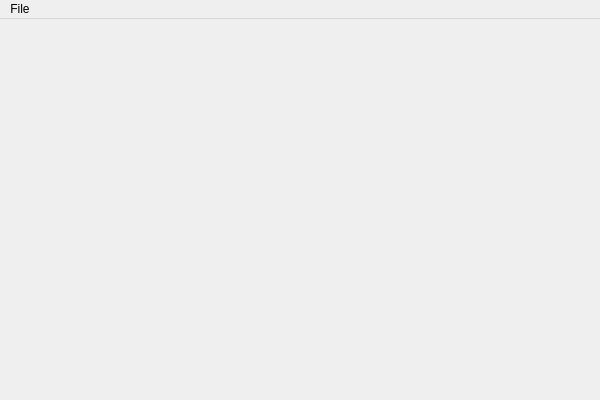
First picture: the form in source/mainwindow.ui, repository martin-kudlicka/roulette-bot, before the edit.
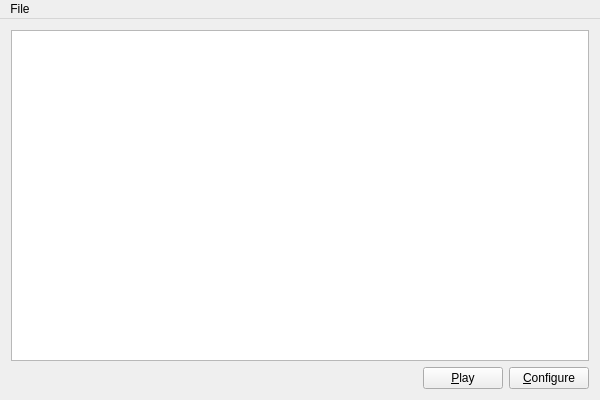
Second picture: the form after the edit.

Commit message: + fill casinos in tree view

Patch:
```diff
--- a/source/mainwindow.ui
+++ b/source/mainwindow.ui
@@ -13,7 +13,48 @@
   <property name="windowTitle">
    <string>Roulette Bot</string>
   </property>
-  <widget class="QWidget" name="centralWidget"/>
+  <widget class="QWidget" name="centralWidget">
+   <layout class="QVBoxLayout" name="verticalLayout">
+    <item>
+     <widget class="QTreeView" name="qtvCasinos">
+      <property name="rootIsDecorated">
+       <bool>false</bool>
+      </property>
+     </widget>
+    </item>
+    <item>
+     <layout class="QHBoxLayout" name="horizontalLayout">
+      <item>
+       <spacer name="horizontalSpacer">
+        <property name="orientation">
+         <enum>Qt::Horizontal</enum>
+        </property>
+        <property name="sizeHint" stdset="0">
+         <size>
+          <width>40</width>
+          <height>20</height>
+         </size>
+        </property>
+       </spacer>
+      </item>
+      <item>
+       <widget class="QPushButton" name="qpbPlay">
+        <property name="text">
+         <string>&amp;Play</string>
+        </property>
+       </widget>
+      </item>
+      <item>
+       <widget class="QPushButton" name="qpbConfigure">
+        <property name="text">
+         <string>&amp;Configure</string>
+        </property>
+       </widget>
+      </item>
+     </layout>
+    </item>
+   </layout>
+  </widget>
   <widget class="QMenuBar" name="menuBar">
    <property name="geometry">
     <rect>
```
The commit also changes 8 other files.
